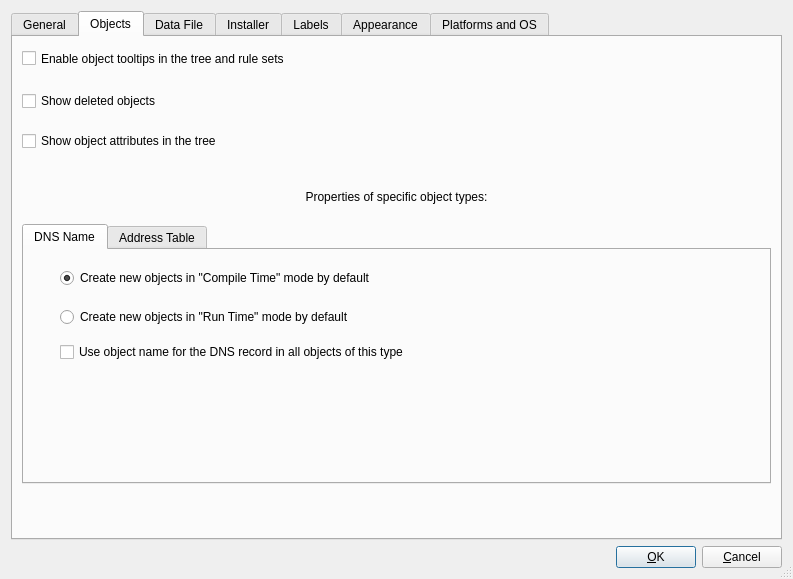
fwbuilder/fwbuilder, file src/gui/prefsdialog_q.ui: the form before one commit.
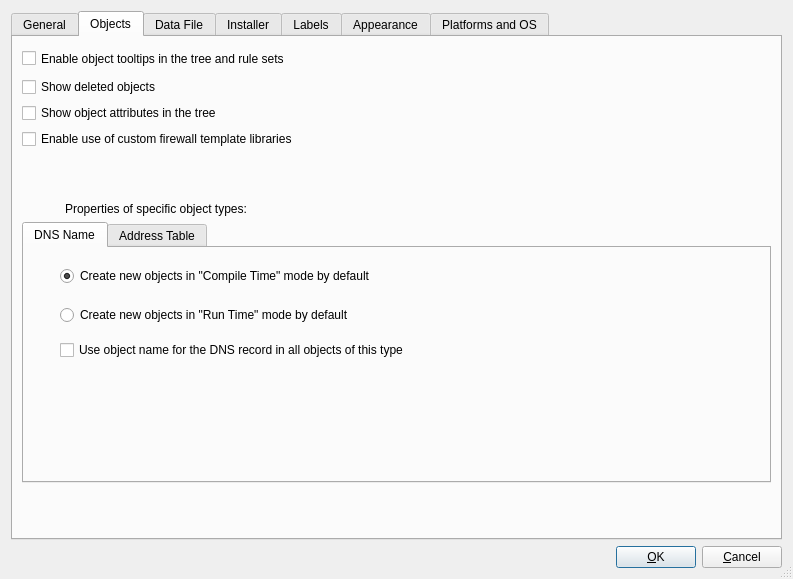
The form after the commit. Icons and pictures are not drawn.

Commit message: fixed #1791 "Add preference flag to enable / disable the Custom       templates button on the New Firewall Wizard". Use of the       custom template library to create new firewall object is now       optional, controlled by a checkbox in the "Object" tab of the       gobal preferenes dialog.  New users will have this option turned       off by default, however existing users will see it enabled for       backwards compatibility.

```diff
--- a/src/gui/prefsdialog_q.ui
+++ b/src/gui/prefsdialog_q.ui
@@ -188,12 +188,7 @@
        <string>Objects</string>
       </attribute>
       <layout class="QGridLayout" name="gridLayout_2">
-       <property name="verticalSpacing">
-        <number>20</number>
-       </property>
        <item row="0" column="0">
-        <layout class="QHBoxLayout" name="horizontalLayout_5">
-         <item>
           <widget class="QCheckBox" name="objTooltips">
            <property name="minimumSize">
             <size>
@@ -206,7 +201,7 @@
            </property>
           </widget>
          </item>
-         <item>
+       <item row="0" column="1">
           <spacer name="spacer_2">
            <property name="orientation">
             <enum>Qt::Horizontal</enum>
@@ -216,13 +211,11 @@
            </property>
            <property name="sizeHint" stdset="0">
             <size>
-             <width>244</width>
+           <width>429</width>
              <height>20</height>
             </size>
            </property>
           </spacer>
-         </item>
-        </layout>
        </item>
        <item row="1" column="0">
         <widget class="QCheckBox" name="deletedObj">
@@ -238,7 +231,19 @@
          </property>
         </widget>
        </item>
-       <item row="4" column="0">
+       <item row="3" column="0" colspan="2">
+        <widget class="QCheckBox" name="enableCustomTemplates">
+         <property name="toolTip">
+          <string>The program comes with a library of template objects that can
+be used to create new firewalls, however you can create your
+own library of templates and use it in addition to the one we provide</string>
+         </property>
+         <property name="text">
+          <string>Enable use of custom firewall template libraries</string>
+         </property>
+        </widget>
+       </item>
+       <item row="4" column="0" colspan="2">
         <spacer name="verticalSpacer_5">
          <property name="orientation">
           <enum>Qt::Vertical</enum>
@@ -261,7 +266,7 @@
          </property>
         </widget>
        </item>
-       <item row="6" column="0">
+       <item row="6" column="0" colspan="2">
         <widget class="QTabWidget" name="tabWidget_2">
          <property name="currentIndex">
           <number>0</number>
@@ -423,7 +428,7 @@
          </widget>
         </widget>
        </item>
-       <item row="7" column="0">
+       <item row="7" column="0" colspan="2">
         <spacer name="verticalSpacer_7">
          <property name="orientation">
           <enum>Qt::Vertical</enum>
```
Lines whose indentation alone changed are shown as unchanged. The commit also changes 8 other files.
